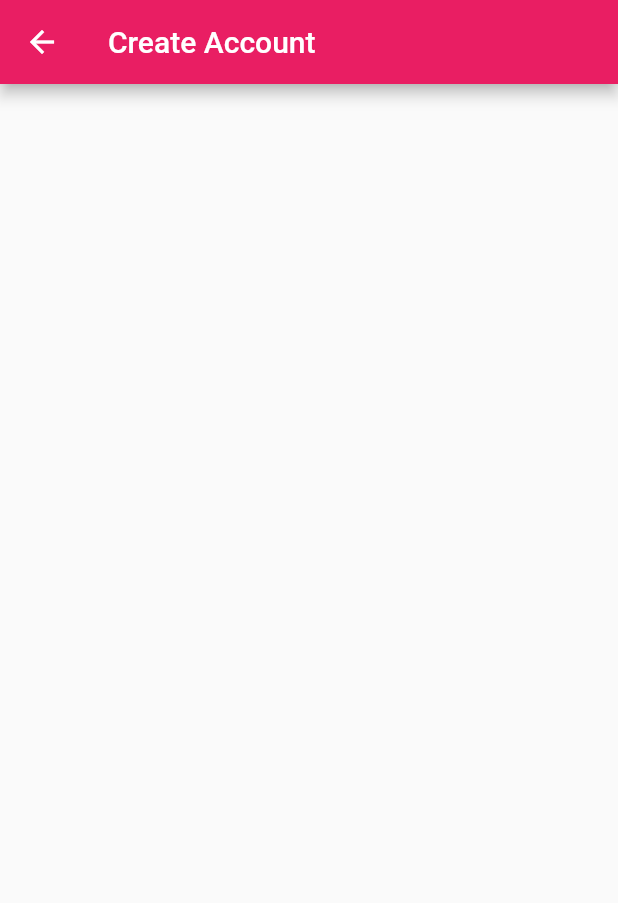
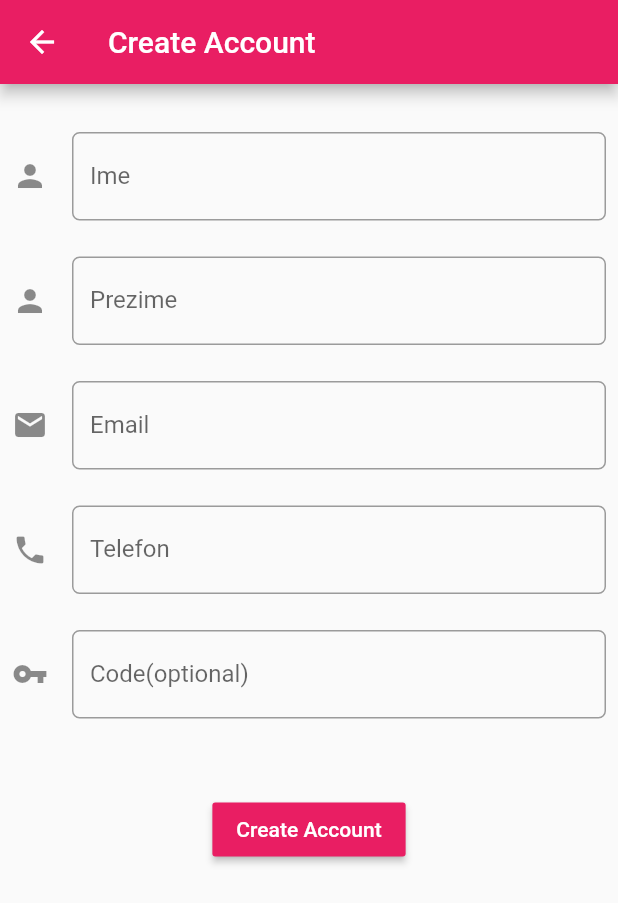
Before and after one commit to digitalnomadacademy/dart-playgrounds, a Flutter app: the CreateAccountPage screen opened by its route, on a phone screen of 412 x 824 dp. Shown: the top 903 px of the screen. Run offline on Flutter 3.47's test engine with Material 2 defaults, Android fonts, the phone set to English and light mode, and no system bars; our stand-ins replace cloud_firestore, firebase_auth, percent_indicator, rxdart; missing offline and left inert: simple_logger; accounts and stored records are empty.

Commit message:
created account form page structure

```diff
--- a/lib/mvos/ui/page/create_account_page.dart
+++ b/lib/mvos/ui/page/create_account_page.dart
@@ -1,7 +1,6 @@
 import 'package:flutter/material.dart';
+import 'package:playground_app/mvos/ui/widgets/create_account_form.dart';
 import 'package:playground_app/router/router.dart';
-
-
 
 class CreateAccountPage extends StatelessWidget {
   @override
@@ -11,10 +10,12 @@ class CreateAccountPage extends StatelessWidget {
         automaticallyImplyLeading: false,
         backgroundColor: Colors.pink,
         title: Text('Create Account'),
-    leading: IconButton(icon:Icon(Icons.arrow_back),
-    onPressed:() => Navigator.pop(context, RouteName.welcomePage),
-
+        leading: IconButton(
+          icon: Icon(Icons.arrow_back),
+          onPressed: () => Navigator.pop(context, RouteName.welcomePage),
+        ),
       ),
-    ));
+      body: CAForm(),
+    );
   }
 }
--- a/lib/mvos/ui/page/home.dart
+++ b/lib/mvos/ui/page/home.dart
@@ -9,7 +9,7 @@ class HomePage extends StatelessWidget {
       endDrawer: CustomDrawer(),
       appBar: AppBar(
         automaticallyImplyLeading: false,
-        title: Text(''),
+        title: Text('Dart Playgrounds'),
         backgroundColor: Colors.pink,
       ),
       body: CoursesList(),
--- /dev/null
+++ b/lib/mvos/ui/widgets/create_account_form.dart
@@ -0,0 +1,90 @@
+import 'package:flutter/material.dart';
+import 'package:playground_app/router/router.dart';
+
+
+class CAForm extends StatelessWidget {
+  @override
+  Widget build(BuildContext context) {
+    return Padding(
+      padding: const EdgeInsets.all(8.0),
+      child: Form(
+        child: SingleChildScrollView(
+          child: Column(
+            children: <Widget>[
+              SizedBox(height: 24,),
+              TextFormField(
+                decoration: InputDecoration(icon: Icon(Icons.person),
+                  labelText: 'Ime',
+                  border: OutlineInputBorder(
+                    borderRadius: BorderRadius.all(
+                      Radius.circular(5.0),
+                    ),
+                  ),
+                ),
+              ),
+              SizedBox(height: 24,),
+              TextFormField(
+                decoration: InputDecoration(
+                  icon: Icon(Icons.person),
+                  labelText: 'Prezime',
+                  border: OutlineInputBorder(
+                    borderRadius: BorderRadius.all(
+                      Radius.circular(5.0),
+                    ),
+                  ),
+                ),
+              ),
+              SizedBox(height: 24,),
+              TextFormField(
+                decoration: InputDecoration(
+                  icon: Icon(Icons.email),
+                  labelText: 'Email',
+                  border: OutlineInputBorder(
+                    borderRadius: BorderRadius.all(
+                      Radius.circular(5.0),
+                    ),
+                  ),
+                ),
+              ),
+              SizedBox(height: 24,),
+              TextFormField(
+                decoration: InputDecoration(
+                  icon: Icon(Icons.phone),
+                  labelText: 'Telefon',
+                  border: OutlineInputBorder(
+                    borderRadius: BorderRadius.all(
+                      Radius.circular(5.0),
+                    ),
+                  ),
+                ),
+              ),
+              SizedBox(height: 24,),
+              TextFormField(
+                decoration: InputDecoration(
+                  icon: Icon(Icons.vpn_key),
+                  labelText: 'Code(optional)',
+                  border: OutlineInputBorder(
+                    borderRadius: BorderRadius.all(
+                      Radius.circular(5.0),
+                    ),
+                  ),
+                ),
+              ),
+              SizedBox(
+                height: 50,
+              ),
+              RaisedButton(
+                color: Colors.pink,
+                onPressed: ()=> Navigator.pushNamed(context, RouteName.homePage),
+                child: Text(
+                  'Create Account',
+                  style: TextStyle(color: Colors.white),
+                ),
+              )
+            ],
+          ),
+        ),
+      ),
+    );
+  }
+}
--- a/lib/mvos/ui/widgets/menu_button.dart
+++ /dev/null
@@ -1,17 +0,0 @@
-import 'package:flutter/material.dart';
-
-class MenuButton extends StatelessWidget {
-  const MenuButton({
-    Key key,
-  }) : super(key: key);
-
-  @override
-  Widget build(BuildContext context) {
-    return IconButton(
-      icon: Icon(
-        Icons.menu,
-      ),
-      onPressed: () => Scaffold.of(context).openDrawer(),
-    );
-  }
-}
```
Also changed, not shown: lib/mvos/ui/page/welcome_page.dart (+8 -4 lines).
